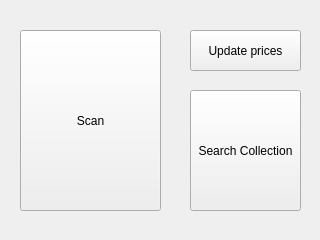
The window that src/interface/MainMenu.ui (AbioticFactor/PostureMonitor) describes before a commit, drawn with Qt 5.
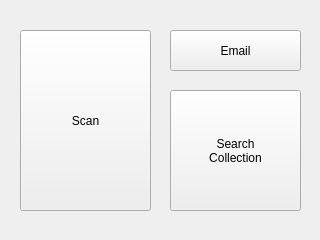
The same window after the commit.

```diff
--- a/src/interface/MainMenu.ui
+++ b/src/interface/MainMenu.ui
@@ -20,7 +20,7 @@
     <rect>
      <x>20</x>
      <y>30</y>
-     <width>141</width>
+     <width>131</width>
      <height>181</height>
     </rect>
    </property>
@@ -33,32 +33,30 @@
   <widget class="QPushButton" name="searchCollectionButton">
    <property name="geometry">
     <rect>
-     <x>190</x>
+     <x>170</x>
      <y>90</y>
-     <width>111</width>
+     <width>131</width>
      <height>121</height>
     </rect>
    </property>
    <property name="text">
-    <string>Search Collection</string>
+    <string>Search 
+Collection</string>
    </property>
   </widget>
-
-  <!-- Update Prices Button -->
-  <widget class="QPushButton" name="updatePricesButton">
+  <widget class="QPushButton" name="EmailButton">
    <property name="geometry">
     <rect>
-     <x>190</x>
+     <x>170</x>
      <y>30</y>
-     <width>111</width>
+     <width>131</width>
      <height>41</height>
     </rect>
    </property>
    <property name="text">
-    <string>Update prices</string>
+    <string>Email</string>
    </property>
   </widget>
-
  </widget>
  <resources/>
  <connections/>
```
Left out of the diff: 4 changed lines with no effect on the pictures.
